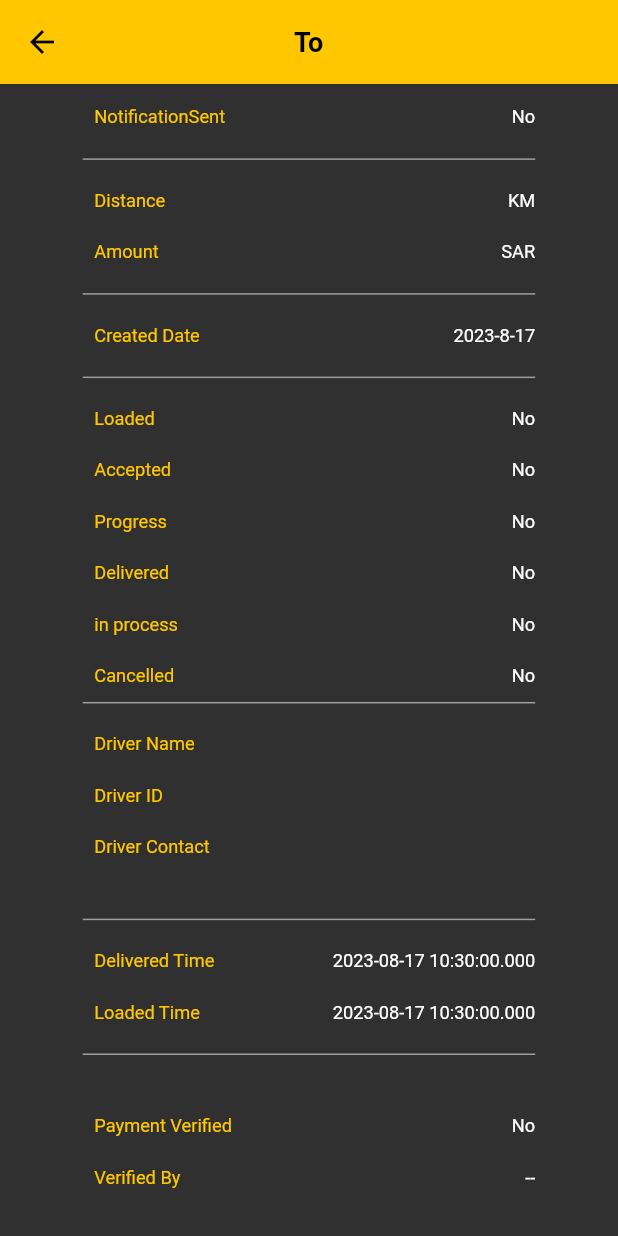
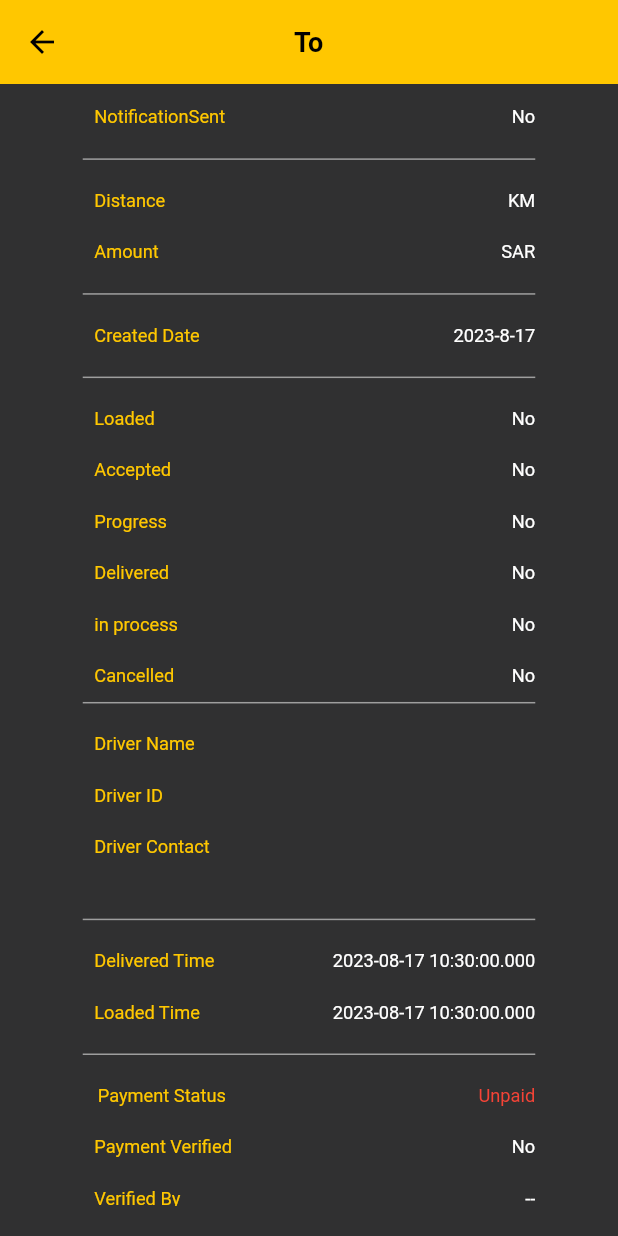
Before and after one commit to HamzaMuazzam/truck_user_app_new, a Flutter app: the OrderDetailById screen opened directly with empty values, scrolled down 576 dp, on a phone screen of 412 x 824 dp. Run offline on Flutter 3.47's test engine with Material 2 defaults, Android fonts, the phone set to English and light mode, and no system bars; our stand-ins replace cached_network_image, firebase_auth, firebase_core, firebase_messaging, flutter_local_notifications, flutter_rating_bar and 13 more; missing offline and left inert: firebase_phone_auth_handler, flutter_polyline_points, form_builder_extra_fields, google_maps_webapi, map_location_picker, place_picker and 1 more; accounts and stored records are empty; statements that could not run were skipped; project files that could hold a hidden picture were left out.

Commit message:
ios things added

```diff
--- a/lib/providers/Truck _provider/fair_provider.dart
+++ b/lib/providers/Truck _provider/fair_provider.dart
@@ -150,6 +150,7 @@ class FairTruckProvider extends ChangeNotifier {
       return [true,json.decode(response)['orderId']];
     } catch (e) {
       print("CATCHED ERROR => "+e.toString());
+      Get.back();
       return [false,0];
     }
   }
--- a/lib/screens/TruckBooking/getOrderDetailsById.dart
+++ b/lib/screens/TruckBooking/getOrderDetailsById.dart
@@ -948,7 +948,28 @@ class _OrderDetailByIdState extends State<OrderDetailById> {
                                   height: 1,
                                 ),
                               ],),
+                            if (paymentProvider.order?.isPaid == false)
+                              Row(
+                                mainAxisAlignment:
+                                    MainAxisAlignment.spaceBetween,
+                                children: [
 
+                                  Padding(
+                                    padding: const EdgeInsets.only(left: 10),
+                                    child: Text(
+                                      'Payment Status',
+                                      style: TextStyle(
+                                          fontSize: h * 12,
+                                          color: textYellowColor),
+                                    ),
+                                  ),
+                                  Text(
+                                    'Unpaid',
+                                    style: TextStyle(
+                                        fontSize: h * 12, color: Colors.red),
+                                  ),
+                                ],
+                              ),
                             sh(20),
                             Row(
                               mainAxisAlignment: MainAxisAlignment.spaceBetween,
--- a/lib/screens/TruckBooking/navigation_screen.dart
+++ b/lib/screens/TruckBooking/navigation_screen.dart
@@ -70,7 +70,7 @@ class _NavigationScreenState extends State<NavigationScreen> {
       bottomNavigationBar:
 
       Container(
-        height: h * 55,
+        height: h * 60,
         child: BottomNavigationBar(
           backgroundColor: greybackColor,
           type: BottomNavigationBarType.fixed,
--- a/lib/utils/const.dart
+++ b/lib/utils/const.dart
@@ -6,7 +6,7 @@ import 'package:sultan_cab/utils/colors.dart';
 class AppConst {
   static const String countryCode = '+966';
 
-  static Future startProgress({bool barrierDismissible=false}) async {
+  static Future startProgress({bool barrierDismissible=true}) async {
     if (!Get.isDialogOpen!)
       await 0.delay();
       await 0.delay();
--- a/pubspec.yaml
+++ b/pubspec.yaml
@@ -75,12 +75,13 @@ dev_dependencies:
   #  change_app_package_name: ^1.1.0
   flutter_test:
     sdk: flutter
-
+  flutter_launcher_icons:
   change_app_package_name: ^1.1.0
 
 flutter_icons:
   android: "launcher_icon"
-  ios: false
+  ios: true
+  remove_alpha_ios: true
   image_path: "assets/logo/trucking-logo.png"
   min_sdk_android: 21
   adaptive_icon_background: "assets/logo/background.png"
```
Also changed, not shown: lib/auth_widget.dart (+1 -27 lines), lib/main.dart (+9 -1 lines), lib/providers/truck_provider/app_flow_provider.dart (+15 -5 lines), lib/screens/TruckBooking/drop_off_location.dart (+15 -9 lines), lib/screens/TruckBooking/home_page.dart (+0 -13 lines), lib/screens/TruckBooking/pickup_location.dart (+14 -11 lines), lib/screens/TruckBooking/searching_widget.dart (+11 -21 lines), pubspec.lock, 42 other files.
